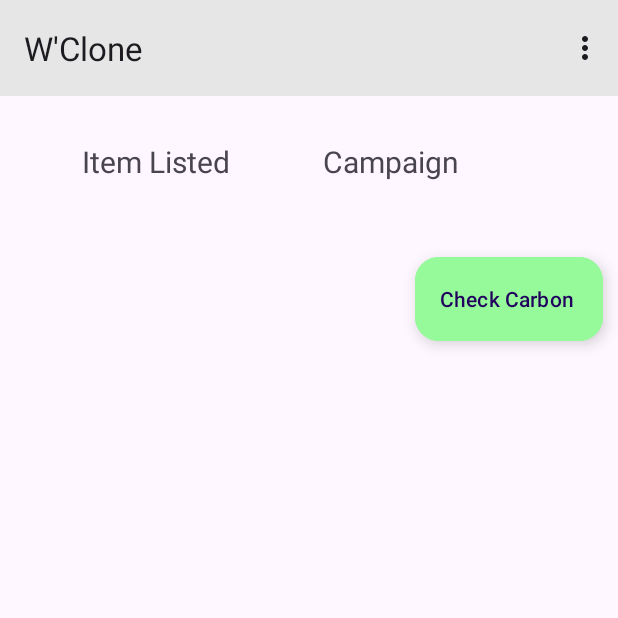
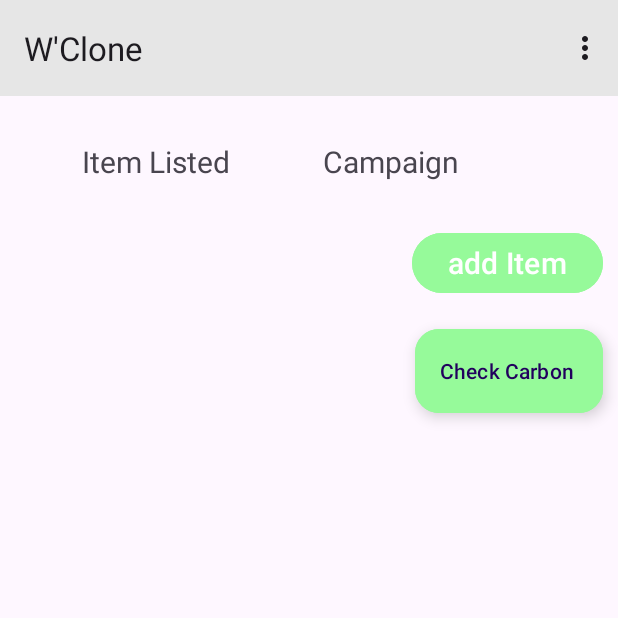
Before and after one commit to CodeXstalker/ClimateAction_Hack4Bengal, an Android app: the screen it shows after launch once a user with an empty profile is signed in (MainActivity), on a phone screen of 412 x 824 dp, the top half of it. Run offline under Robolectric (Android 15) with nearby library versions, the phone set to English and light mode, and no system bars; our stand-ins replace Firebase (no records; nobody signed in at launch, a user with empty details on screens opened directly).

Commit message:
added activity for add item

```diff
--- a/app/src/main/java/com/example/climateaction/MainActivity.java
+++ b/app/src/main/java/com/example/climateaction/MainActivity.java
@@ -9,6 +9,7 @@ import android.os.Bundle;
 import android.view.Menu;
 import android.view.MenuItem;
 import android.view.View;
+import android.widget.Button;
 
 import com.google.android.material.floatingactionbutton.ExtendedFloatingActionButton;
 import com.google.android.material.floatingactionbutton.FloatingActionButton;
@@ -17,6 +18,7 @@ import com.google.firebase.auth.FirebaseUser;
 
 public class MainActivity extends AppCompatActivity {
     private ExtendedFloatingActionButton FAB;
+    private Button btn_add_item;
     private Toolbar toolbar;
 
     private FirebaseAuth firebaseAuth;
@@ -37,6 +39,13 @@ public class MainActivity extends AppCompatActivity {
                 startActivity(i);
             }
         });
+        btn_add_item.setOnClickListener(new View.OnClickListener() {
+            @Override
+            public void onClick(View view) {
+                Intent add = new Intent(getApplicationContext(), addItem.class);
+                startActivity(add);
+            }
+        });
     }
 
     private void fieldInitializer() {
@@ -45,6 +54,7 @@ public class MainActivity extends AppCompatActivity {
         currentUser = firebaseAuth.getCurrentUser();
         FAB = findViewById(R.id.check_carbon);
         toolbar = findViewById(R.id.AppBar);
+        btn_add_item=findViewById(R.id.btn_add_item);
 
     }
 
--- a/app/src/main/res/layout/activity_main.xml
+++ b/app/src/main/res/layout/activity_main.xml
@@ -51,6 +51,15 @@
 
 
     </LinearLayout>
+    <Button
+        android:id="@+id/btn_add_item"
+        android:layout_width="wrap_content"
+        android:layout_height="wrap_content"
+        android:layout_gravity="right"
+        android:backgroundTint="#96FA9A"
+        android:layout_marginRight="10sp"
+        android:text="add Item"
+        android:textSize="20dp"/>
 
     <androidx.recyclerview.widget.RecyclerView
         android:layout_width="match_parent"
```
Also changed, not shown: app/src/main/AndroidManifest.xml (+6 -5 lines), app/src/main/java/com/example/climateaction/addItem.java (added, +14 -0 lines), app/src/main/res/layout/activity_add_item.xml (added, +9 -0 lines).
